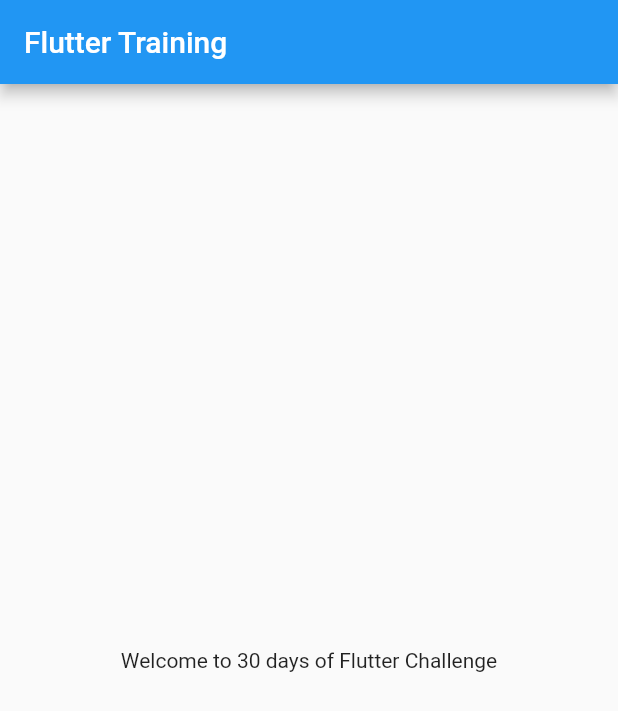
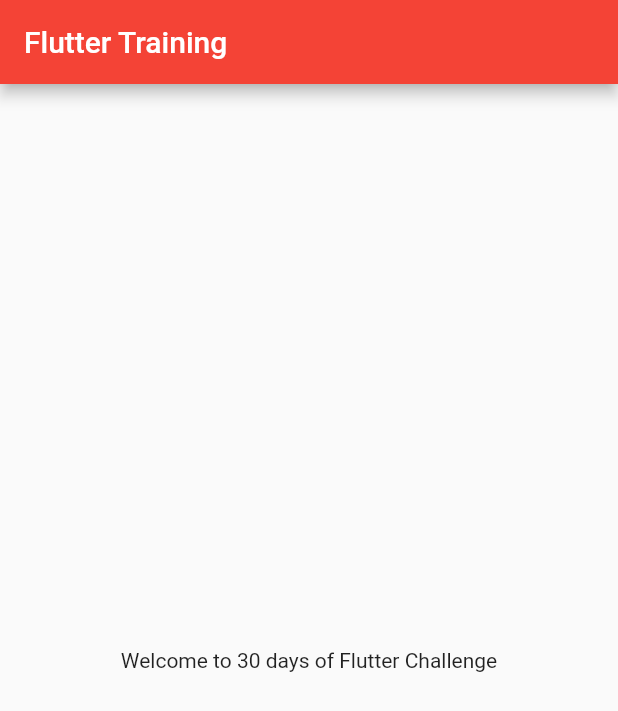
Before and after one commit to Sparsh09/30DaysOfFlutter, a Flutter app: the screen it shows after launch, on a phone screen of 412 x 824 dp. Shown: the top 711 px of the screen. Run offline on Flutter 3.47's test engine with Material 2 defaults, Android fonts, the phone set to English and light mode, and no system bars.

Commit message:
Day 3 Completed

```diff
--- a/lib/main.dart
+++ b/lib/main.dart
@@ -1,16 +1,27 @@
 import 'package:flutter/material.dart';
-import 'package:flutter_application_1/home_page.dart';
+import 'package:flutter_application_1/pages/home_page.dart';
+import 'package:flutter_application_1/pages/login_page.dart';
 
 void main() {
   runApp(MyApp());
 }
+
 class MyApp extends StatelessWidget {
   const MyApp({Key? key}) : super(key: key);
 
   @override
   Widget build(BuildContext context) {
+    // bringMobile(isIos :true); //* Methods in dart *//
     return MaterialApp(
-      home: HomePage(),
+      themeMode: ThemeMode.light,
+      theme: ThemeData(primarySwatch: Colors.red),
+      darkTheme: ThemeData(brightness: Brightness.dark),
+      routes: {
+        "/" : (context) => HomePage(),
+        "/login" : (context) => LoginPage(),
+
+      },
     );
   }
+  //  bringMobile({ required bool isIos ,int price = 10000}) {}
 }
```
Also changed, not shown: lib/pages/login_page.dart (added, +18 -0 lines), lib/pages/home_page.dart (renamed from lib/home_page.dart).
